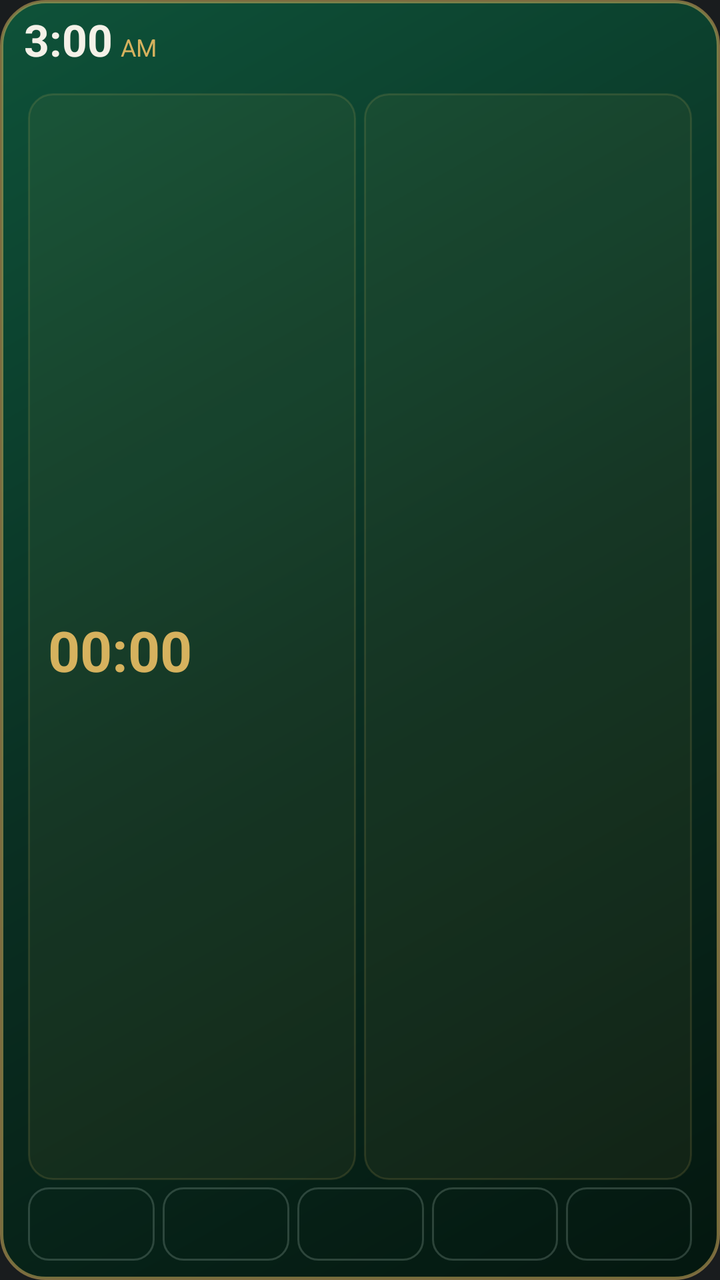
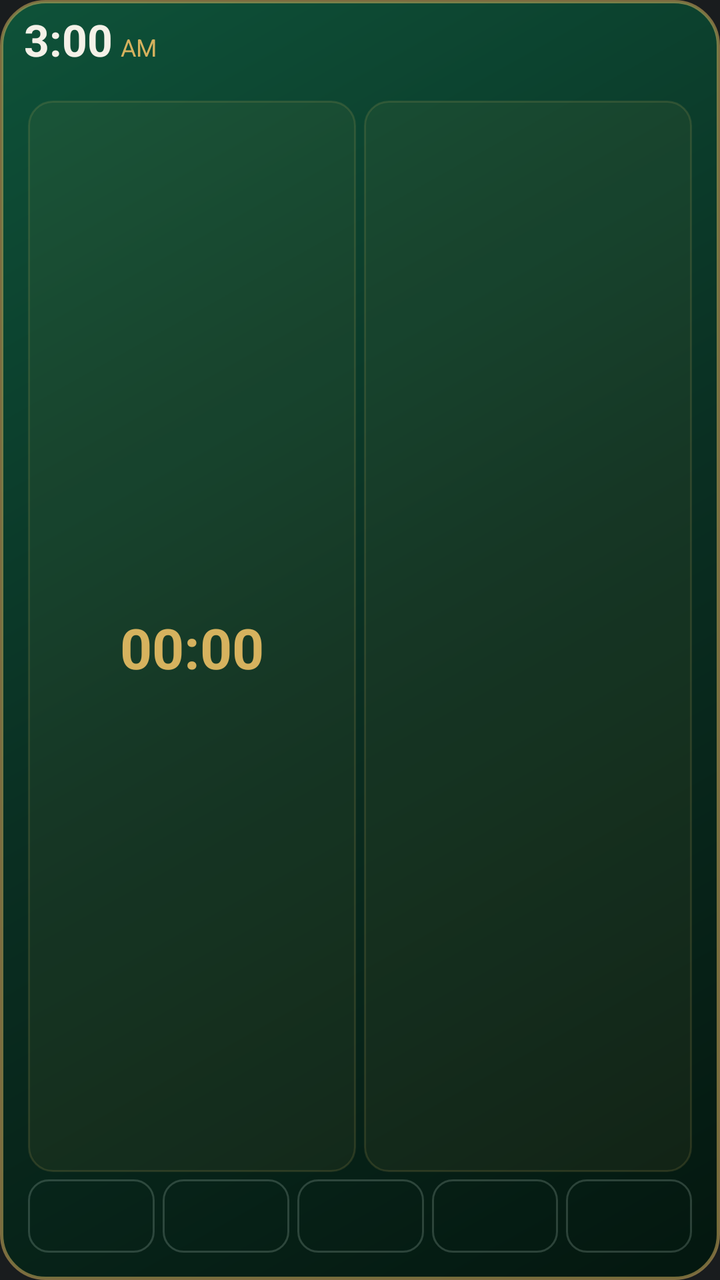

Compare the two renders of this Android layout. The source of the first and the diff that turns it into the second are given below.
<!-- AndroidManifest.xml: application theme android:Theme.DeviceDefault.NoActionBar -->
<!-- res/layout/widget.xml -->
<?xml version="1.0" encoding="utf-8"?>
<LinearLayout xmlns:android="http://schemas.android.com/apk/res/android"
    android:id="@+id/wroot"
    android:layout_width="match_parent"
    android:layout_height="match_parent"
    android:orientation="vertical"
    android:layoutDirection="rtl"
    android:paddingStart="12dp"
    android:paddingEnd="12dp"
    android:paddingTop="8dp"
    android:paddingBottom="6dp"
    android:background="@drawable/widget_bg">

    
    <LinearLayout
        android:layout_width="match_parent"
        android:layout_height="wrap_content"
        android:orientation="horizontal"
        android:gravity="center_vertical">
        <LinearLayout
            android:layout_width="0dp"
            android:layout_height="wrap_content"
            android:layout_weight="1"
            android:orientation="vertical">
            <TextView
                android:id="@+id/wcity"
                android:layout_width="match_parent"
                android:layout_height="wrap_content"
                android:textColor="#A9C2B4"
                android:textSize="14sp"
                android:ellipsize="end"
                android:singleLine="true" />
            <TextView
                android:id="@+id/wtom"
                android:layout_width="match_parent"
                android:layout_height="wrap_content"
                android:includeFontPadding="false"
                android:textColor="#8FB09E"
                android:textSize="11sp"
                android:ellipsize="end"
                android:singleLine="true"
                android:visibility="gone" />
        </LinearLayout>
        <ImageView
            android:id="@+id/warc"
            android:layout_width="wrap_content"
            android:layout_height="wrap_content"
            android:layout_gravity="center_vertical"
            android:scaleType="fitCenter"
            android:importantForAccessibility="yes"
            android:contentDescription="تقدّم النهار والليل" />
        <LinearLayout
            android:layout_width="wrap_content"
            android:layout_height="wrap_content"
            android:orientation="vertical"
            android:gravity="end">
            <LinearLayout
                android:layout_width="wrap_content"
                android:layout_height="wrap_content"
                android:orientation="horizontal"
                android:layoutDirection="ltr"
                android:gravity="bottom">
                <TextClock
                    android:id="@+id/wclk"
                    android:layout_width="wrap_content"
                    android:layout_height="wrap_content"
                    android:includeFontPadding="false"
                    android:format12Hour="h:mm"
                    android:format24Hour="h:mm"
                    android:timeZone="GMT+03:00"
                    android:textColor="#F4F1E8"
                    android:textSize="22sp"
                    android:textStyle="bold" />
                <TextClock
                    android:id="@+id/wap"
                    android:layout_width="wrap_content"
                    android:layout_height="wrap_content"
                    android:layout_marginStart="4dp"
                    android:includeFontPadding="false"
                    android:format12Hour="a"
                    android:format24Hour="a"
                    android:timeZone="GMT+03:00"
                    android:textColor="#D6B25E"
                    android:textSize="12sp" />
            </LinearLayout>
            <TextView
                android:id="@+id/wdate"
                android:layout_width="wrap_content"
                android:layout_height="wrap_content"
                android:includeFontPadding="false"
                android:textColor="#8FB09E"
                android:textSize="11sp"
                android:singleLine="true" />
        </LinearLayout>
    </LinearLayout>

    
    <LinearLayout
        android:layout_width="match_parent"
        android:layout_height="0dp"
        android:layout_weight="1"
        android:orientation="horizontal"
        android:gravity="center_vertical">
        <LinearLayout
            android:id="@+id/wboxn"
            android:layout_width="0dp"
            android:layout_height="match_parent"
            android:gravity="center_vertical"
            android:layout_weight="1"
            android:layout_marginStart="2dp"
            android:layout_marginEnd="2dp"
            android:paddingStart="10dp"
            android:paddingEnd="10dp"
            android:paddingTop="1dp"
            android:paddingBottom="1dp"
            android:background="@drawable/box_bg"
            android:orientation="vertical">
            <TextView
                android:id="@+id/wnext"
                android:layout_width="wrap_content"
                android:layout_height="wrap_content"
                android:textColor="#D6B25E"
                android:textSize="30sp"
                android:textStyle="bold"
                android:singleLine="true" />
            <TextView
                android:id="@+id/wat"
                android:layout_width="wrap_content"
                android:layout_height="wrap_content"
                android:textColor="#F4F1E8"
                android:textSize="12sp"
                android:singleLine="true" />
        </LinearLayout>
        <LinearLayout
            android:id="@+id/wboxc"
            android:layout_width="0dp"
            android:layout_weight="1"
            android:layout_height="match_parent"
            android:layout_marginStart="2dp"
            android:layout_marginEnd="2dp"
            android:paddingStart="10dp"
            android:paddingEnd="10dp"
            android:paddingTop="1dp"
            android:paddingBottom="1dp"
            android:background="@drawable/box_bg"
            android:orientation="vertical"
            android:gravity="end|center_vertical">
            <TextView
                android:id="@+id/wlab"
                android:layout_width="wrap_content"
                android:layout_height="wrap_content"
                android:textColor="#A9C2B4"
                android:textSize="12sp"
                android:singleLine="true" />
            <Chronometer
                android:id="@+id/wcd"
                android:layout_width="wrap_content"
                android:layout_height="wrap_content"
                android:includeFontPadding="false"
                android:layoutDirection="ltr"
                android:textColor="#D6B25E"
                android:textSize="28sp"
                android:textStyle="bold" />
            <TextView
                android:id="@+id/wcdt"
                android:layout_width="wrap_content"
                android:layout_height="wrap_content"
                android:textColor="#D6B25E"
                android:textSize="22sp"
                android:textStyle="bold"
                android:visibility="gone" />
        </LinearLayout>
    </LinearLayout>

    
    <LinearLayout
        android:layout_width="match_parent"
        android:layout_height="wrap_content"
        android:layout_marginTop="3.5dp"
        android:orientation="horizontal"
        android:weightSum="5">
        <LinearLayout android:id="@+id/c0" android:layout_width="0dp" android:layout_height="wrap_content" android:layout_weight="1" android:layout_marginStart="2dp" android:layout_marginEnd="2dp" android:paddingTop="2dp" android:paddingBottom="2dp" android:background="@drawable/chip_off" android:orientation="vertical" android:gravity="center">
            <TextView android:id="@+id/n0" android:layout_width="wrap_content" android:layout_height="wrap_content" android:textColor="#A9C2B4" android:textSize="12sp" android:singleLine="true" />
            <TextView android:id="@+id/t0" android:layout_width="wrap_content" android:layout_height="wrap_content" android:includeFontPadding="false" android:layout_marginTop="1dp" android:textColor="#F4F1E8" android:textSize="13sp" android:textStyle="bold" android:singleLine="true" />
        </LinearLayout>
        <LinearLayout android:id="@+id/c1" android:layout_width="0dp" android:layout_height="wrap_content" android:layout_weight="1" android:layout_marginStart="2dp" android:layout_marginEnd="2dp" android:paddingTop="2dp" android:paddingBottom="2dp" android:background="@drawable/chip_off" android:orientation="vertical" android:gravity="center">
            <TextView android:id="@+id/n1" android:layout_width="wrap_content" android:layout_height="wrap_content" android:textColor="#A9C2B4" android:textSize="12sp" android:singleLine="true" />
            <TextView android:id="@+id/t1" android:layout_width="wrap_content" android:layout_height="wrap_content" android:includeFontPadding="false" android:layout_marginTop="1dp" android:textColor="#F4F1E8" android:textSize="13sp" android:textStyle="bold" android:singleLine="true" />
        </LinearLayout>
        <LinearLayout android:id="@+id/c2" android:layout_width="0dp" android:layout_height="wrap_content" android:layout_weight="1" android:layout_marginStart="2dp" android:layout_marginEnd="2dp" android:paddingTop="2dp" android:paddingBottom="2dp" android:background="@drawable/chip_off" android:orientation="vertical" android:gravity="center">
            <TextView android:id="@+id/n2" android:layout_width="wrap_content" android:layout_height="wrap_content" android:textColor="#A9C2B4" android:textSize="12sp" android:singleLine="true" />
            <TextView android:id="@+id/t2" android:layout_width="wrap_content" android:layout_height="wrap_content" android:includeFontPadding="false" android:layout_marginTop="1dp" android:textColor="#F4F1E8" android:textSize="13sp" android:textStyle="bold" android:singleLine="true" />
        </LinearLayout>
        <LinearLayout android:id="@+id/c3" android:layout_width="0dp" android:layout_height="wrap_content" android:layout_weight="1" android:layout_marginStart="2dp" android:layout_marginEnd="2dp" android:paddingTop="2dp" android:paddingBottom="2dp" android:background="@drawable/chip_off" android:orientation="vertical" android:gravity="center">
            <TextView android:id="@+id/n3" android:layout_width="wrap_content" android:layout_height="wrap_content" android:textColor="#A9C2B4" android:textSize="12sp" android:singleLine="true" />
            <TextView android:id="@+id/t3" android:layout_width="wrap_content" android:layout_height="wrap_content" android:includeFontPadding="false" android:layout_marginTop="1dp" android:textColor="#F4F1E8" android:textSize="13sp" android:textStyle="bold" android:singleLine="true" />
        </LinearLayout>
        <LinearLayout android:id="@+id/c4" android:layout_width="0dp" android:layout_height="wrap_content" android:layout_weight="1" android:layout_marginStart="2dp" android:layout_marginEnd="2dp" android:paddingTop="2dp" android:paddingBottom="2dp" android:background="@drawable/chip_off" android:orientation="vertical" android:gravity="center">
            <TextView android:id="@+id/n4" android:layout_width="wrap_content" android:layout_height="wrap_content" android:textColor="#A9C2B4" android:textSize="12sp" android:singleLine="true" />
            <TextView android:id="@+id/t4" android:layout_width="wrap_content" android:layout_height="wrap_content" android:includeFontPadding="false" android:layout_marginTop="1dp" android:textColor="#F4F1E8" android:textSize="13sp" android:textStyle="bold" android:singleLine="true" />
        </LinearLayout>
    </LinearLayout>

    
    <LinearLayout
        android:id="@+id/wtip"
        android:layout_width="match_parent"
        android:layout_height="wrap_content"
        android:orientation="horizontal"
        android:gravity="center_vertical"
        android:layout_marginTop="3.5dp"
        android:background="@drawable/tip_bg">
        <ViewFlipper
            android:id="@+id/wflip"
            android:layout_width="match_parent"
            android:layout_height="wrap_content"
            android:flipInterval="10000"
            android:inAnimation="@anim/widget_fade_in"
            android:autoStart="true" />
        <FrameLayout
            android:id="@+id/wone"
            android:layout_width="match_parent"
            android:layout_height="wrap_content"
            android:visibility="gone" />
    </LinearLayout>
</LinearLayout>
<!-- resources referenced by this layout -->
<resources>
  <!-- drawable box_bg (drawable) -->
  <?xml version="1.0" encoding="utf-8"?>
  <shape xmlns:android="http://schemas.android.com/apk/res/android" android:shape="rectangle">
      <solid android:color="#0FD6B25E" />
      <stroke android:width="1dp" android:color="#26D6B25E" />
      <corners android:radius="12dp" />
  </shape>
  <!-- drawable chip_off (drawable) -->
  <?xml version="1.0" encoding="utf-8"?>
  <shape xmlns:android="http://schemas.android.com/apk/res/android" android:shape="rectangle">
      <solid android:color="#00000000" />
      <stroke android:width="1dp" android:color="#3DA9C2B4" />
      <corners android:radius="10dp" />
  </shape>
  <!-- drawable tip_bg (drawable) -->
  <?xml version="1.0" encoding="utf-8"?>
  <shape xmlns:android="http://schemas.android.com/apk/res/android" android:shape="rectangle">
      <solid android:color="#22D6B25E" />
      <stroke android:width="1dp" android:color="#3AD6B25E" />
      <corners android:radius="10dp" />
  </shape>
  <!-- drawable widget_bg (drawable) -->
  <?xml version="1.0" encoding="utf-8"?>
  <shape xmlns:android="http://schemas.android.com/apk/res/android" android:shape="rectangle">
      <gradient android:startColor="#0E5239" android:centerColor="#0A2F22" android:endColor="#04170F" android:angle="315" />
      <stroke android:width="1.5dp" android:color="#88D6B25E" />
      <corners android:radius="22dp" />
  </shape>
</resources>

<!-- the commit's change to res/layout/widget.xml (unified diff, before → after) -->
@@ -8,20 +8,23 @@
     android:paddingStart="12dp"
     android:paddingEnd="12dp"
     android:paddingTop="8dp"
-    android:paddingBottom="6dp"
+    android:paddingBottom="10dp"
     android:background="@drawable/widget_bg">
 
     
-    <LinearLayout
-        android:layout_width="match_parent"
-        android:layout_height="wrap_content"
-        android:orientation="horizontal"
-        android:gravity="center_vertical">
-        <LinearLayout
-            android:layout_width="0dp"
-            android:layout_height="wrap_content"
-            android:layout_weight="1"
-            android:orientation="vertical">
+    <FrameLayout
+        android:layout_width="match_parent"
+        android:layout_height="wrap_content">
+        <LinearLayout
+            android:layout_width="match_parent"
+            android:layout_height="wrap_content"
+            android:orientation="horizontal"
+            android:gravity="center_vertical">
+            <LinearLayout
+                android:layout_width="0dp"
+                android:layout_height="wrap_content"
+                android:layout_weight="1"
+                android:orientation="vertical">
             <TextView
                 android:id="@+id/wcity"
                 android:layout_width="match_parent"
@@ -41,16 +44,9 @@
                 android:singleLine="true"
                 android:visibility="gone" />
         </LinearLayout>
-        <ImageView
-            android:id="@+id/warc"
-            android:layout_width="wrap_content"
-            android:layout_height="wrap_content"
-            android:layout_gravity="center_vertical"
-            android:scaleType="fitCenter"
-            android:importantForAccessibility="yes"
-            android:contentDescription="تقدّم النهار والليل" />
-        <LinearLayout
-            android:layout_width="wrap_content"
+        <LinearLayout
+            android:layout_width="0dp"
+            android:layout_weight="1"
             android:layout_height="wrap_content"
             android:orientation="vertical"
             android:gravity="end">
@@ -92,20 +88,30 @@
                 android:textSize="11sp"
                 android:singleLine="true" />
         </LinearLayout>
-    </LinearLayout>
+        </LinearLayout>
+        <ImageView
+            android:id="@+id/warc"
+            android:layout_width="wrap_content"
+            android:layout_height="wrap_content"
+            android:layout_gravity="center"
+            android:scaleType="fitCenter"
+            android:importantForAccessibility="yes"
+            android:contentDescription="تقدّم النهار والليل" />
+    </FrameLayout>
 
     
     <LinearLayout
         android:layout_width="match_parent"
         android:layout_height="0dp"
         android:layout_weight="1"
+        android:layout_marginTop="3.5dp"
         android:orientation="horizontal"
         android:gravity="center_vertical">
         <LinearLayout
             android:id="@+id/wboxn"
             android:layout_width="0dp"
             android:layout_height="match_parent"
-            android:gravity="center_vertical"
+            android:gravity="center"
             android:layout_weight="1"
             android:layout_marginStart="2dp"
             android:layout_marginEnd="2dp"
@@ -119,6 +125,7 @@
                 android:id="@+id/wnext"
                 android:layout_width="wrap_content"
                 android:layout_height="wrap_content"
+                android:includeFontPadding="false"
                 android:textColor="#D6B25E"
                 android:textSize="30sp"
                 android:textStyle="bold"
@@ -127,8 +134,10 @@
                 android:id="@+id/wat"
                 android:layout_width="wrap_content"
                 android:layout_height="wrap_content"
+                android:layout_marginTop="-20dp"
+                android:includeFontPadding="false"
                 android:textColor="#F4F1E8"
-                android:textSize="12sp"
+                android:textSize="14sp"
                 android:singleLine="true" />
         </LinearLayout>
         <LinearLayout
@@ -144,11 +153,13 @@
             android:paddingBottom="1dp"
             android:background="@drawable/box_bg"
             android:orientation="vertical"
-            android:gravity="end|center_vertical">
+            android:gravity="center">
             <TextView
                 android:id="@+id/wlab"
                 android:layout_width="wrap_content"
                 android:layout_height="wrap_content"
+                android:layout_gravity="center_horizontal"
+                android:includeFontPadding="false"
                 android:textColor="#A9C2B4"
                 android:textSize="12sp"
                 android:singleLine="true" />
